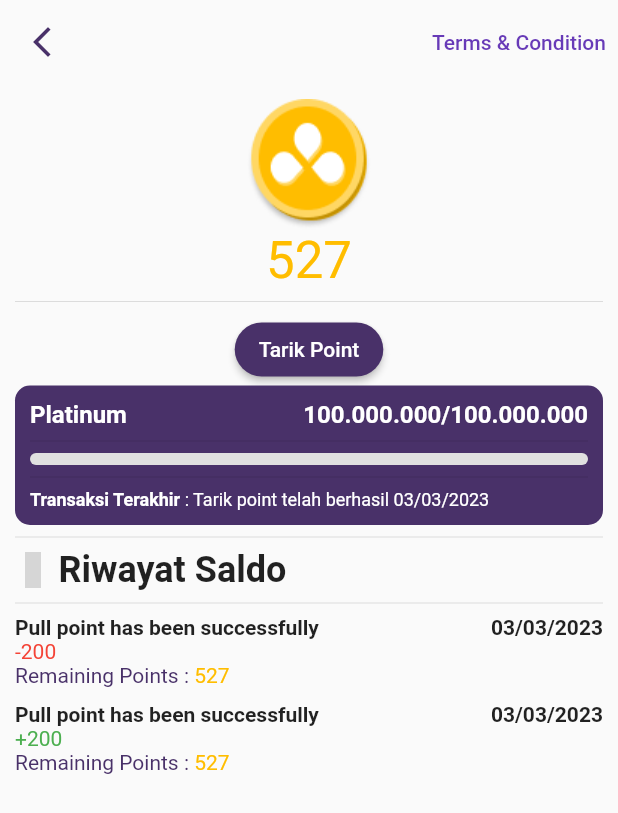
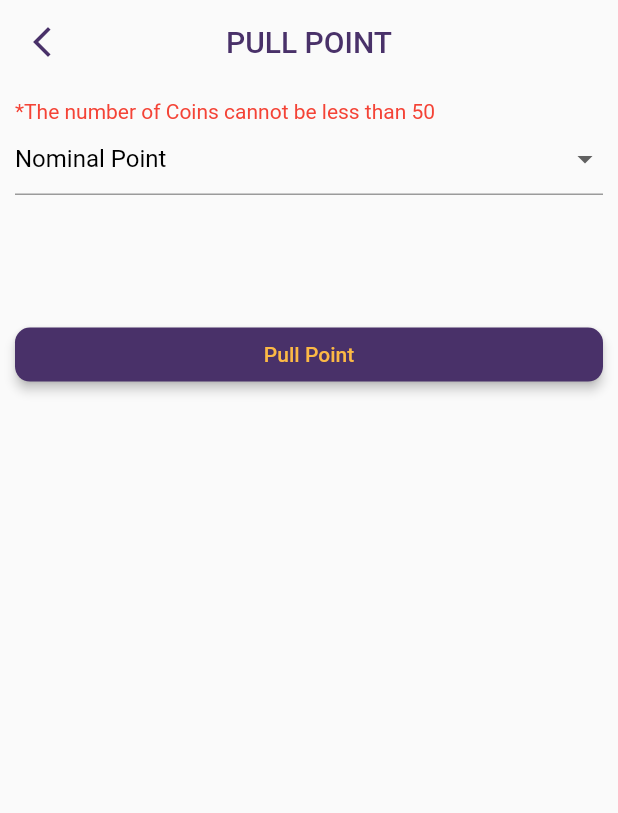
Before and after one commit to alifzr31/TriwarnaMember-Apps, a Flutter app: the PointPage screen opened by its route, after a tap on "Tarik Point", on a phone screen of 412 x 824 dp. Shown: the top 813 px of the screen. Run offline on Flutter 3.47's test engine with Material 2 defaults, Android fonts, the phone set to English and light mode, and no system bars; our stand-ins replace card_swiper, custom_navigation_bar, flutter_spinkit, get, icons_plus, image_picker and 2 more; accounts and stored records are empty; grey boxes are pictures that could not be loaded.

Commit message:
first commit

```diff
--- /dev/null
+++ b/lib/app/component/transparent_appbar.dart
@@ -0,0 +1,36 @@
+import 'package:flutter/material.dart';
+import 'package:get/get.dart';
+import 'package:member_apps/app/core/value.dart';
+
+class TransparentAppbar extends StatelessWidget with PreferredSizeWidget {
+  const TransparentAppbar({
+    Key? key,
+    required this.title,
+    required this.preferredSize,
+    this.action,
+  }) : super(key: key);
+
+  final String title;
+  final Size preferredSize;
+  final List<Widget>? action;
+
+  @override
+  Widget build(BuildContext context) {
+    return AppBar(
+      backgroundColor: Colors.transparent,
+      elevation: 0,
+      title: Text(
+        title,
+        style: const TextStyle(color: baseColor),
+      ),
+      centerTitle: true,
+      leading: IconButton(
+        onPressed: () {
+          Get.back();
+        },
+        icon: const Icon(Icons.arrow_back_ios_new, color: baseColor),
+      ),
+      actions: action,
+    );
+  }
+}
--- a/lib/app/modules/dashboard/widget/home.dart
+++ b/lib/app/modules/dashboard/widget/home.dart
@@ -181,6 +181,7 @@ class CarouselField extends StatelessWidget {
       ),
       child: InkWell(
         onTap: () {},
+        splashColor: Colors.black.withOpacity(0.5),
         child: Container(
           decoration: const BoxDecoration(
             image: DecorationImage(
--- /dev/null
+++ b/lib/app/modules/point/tarik_point/view.dart
@@ -0,0 +1,70 @@
+import 'package:flutter/material.dart';
+import 'package:get/get.dart';
+import 'package:member_apps/app/component/base_button.dart';
+import 'package:member_apps/app/component/base_dropdown.dart';
+import 'package:member_apps/app/component/base_text_input.dart';
+import 'package:member_apps/app/component/transparent_appbar.dart';
+
+class TarikPointPage extends StatelessWidget {
+  const TarikPointPage({super.key});
+
+  @override
+  Widget build(BuildContext context) {
+    return Scaffold(
+      appBar: TransparentAppbar(
+        title: 'PULL POINT',
+        preferredSize: Size.fromHeight(kToolbarHeight),
+      ),
+      body: Padding(
+        padding: const EdgeInsets.all(10),
+        child: Column(
+          crossAxisAlignment: CrossAxisAlignment.start,
+          children: [
+            const Text(
+              '*The number of Coins cannot be less than 50',
+              style: TextStyle(color: Colors.red),
+            ),
+            FormTarik(),
+          ],
+        ),
+      ),
+    );
+  }
+}
+
+class FormTarik extends StatelessWidget {
+  FormTarik({super.key});
+  final formKey = GlobalKey<FormState>();
+
+  final List<String> _items = [
+    'Option 1',
+    'Option 2',
+    'Option 3',
+  ];
+
+  @override
+  Widget build(BuildContext context) {
+    return Form(
+      key: formKey,
+      child: Column(
+        children: [
+          BaseDropdown(
+            label: 'Nominal Point',
+            items: _items.map((e) {
+              return DropdownMenuItem(value: e, child: Text(e));
+            }).toList(),
+            onChanged: (val) {},
+          ),
+          SizedBox(height: Get.height * 0.1),
+          SizedBox(
+            width: Get.width,
+            child: BaseButton(
+              text: 'Pull Point',
+              onPressed: () {},
+            ),
+          ),
+        ],
+      ),
+    );
+  }
+}
--- a/lib/app/modules/point/view.dart
+++ b/lib/app/modules/point/view.dart
@@ -2,6 +2,7 @@ import 'package:flutter/material.dart';
 import 'package:get/get.dart';
 import 'package:icons_plus/icons_plus.dart';
 import 'package:member_apps/app/component/point_text..dart';
+import 'package:member_apps/app/component/transparent_appbar.dart';
 import 'package:member_apps/app/component/white_text.dart';
 import 'package:member_apps/app/core/value.dart';
 
@@ -11,16 +12,10 @@ class PointPage extends StatelessWidget {
   @override
   Widget build(BuildContext context) {
     return Scaffold(
-      appBar: AppBar(
-        backgroundColor: Colors.transparent,
-        elevation: 0,
-        leading: IconButton(
-          onPressed: () {
-            Get.back();
-          },
-          icon: const Icon(Icons.arrow_back_ios_new, color: baseColor),
-        ),
-        actions: [
+      appBar: TransparentAppbar(
+        title: 'POINT',
+        preferredSize: Size.fromHeight(kToolbarHeight),
+        action: [
           Center(
             child: TextButton(
               onPressed: () {
@@ -120,7 +115,9 @@ class HeaderPoint extends StatelessWidget {
         PointText(text: '527', size: 34),
         const Divider(),
         ElevatedButton(
-          onPressed: () {},
+          onPressed: () {
+            Get.toNamed('/tarikpoint');
+          },
           style: ElevatedButton.styleFrom(
             backgroundColor: baseColor,
             shape: const StadiumBorder(),
--- a/lib/app/modules/profile/view.dart
+++ b/lib/app/modules/profile/view.dart
@@ -4,8 +4,8 @@ import 'package:image_picker/image_picker.dart';
 import 'package:member_apps/app/component/base_button.dart';
 import 'package:member_apps/app/component/base_dropdown.dart';
 import 'package:member_apps/app/component/base_text_input.dart';
+import 'package:member_apps/app/component/transparent_appbar.dart';
 import 'package:member_apps/app/component/white_text.dart';
-import 'package:member_apps/app/core/value.dart';
 
 class ProfilePage extends StatelessWidget {
   const ProfilePage({super.key});
@@ -13,20 +13,9 @@ class ProfilePage extends StatelessWidget {
   @override
   Widget build(BuildContext context) {
     return Scaffold(
-      appBar: AppBar(
-        backgroundColor: Colors.transparent,
-        elevation: 0,
-        title: const Text(
-          'PROFILE',
-          style: TextStyle(color: baseColor),
-        ),
-        centerTitle: true,
-        leading: IconButton(
-          onPressed: () {
-            Get.back();
-          },
-          icon: const Icon(Icons.arrow_back_ios_new, color: baseColor),
-        ),
+      appBar: TransparentAppbar(
+        title: 'PROFILE',
+        preferredSize: Size.fromHeight(kToolbarHeight),
       ),
       body: SingleChildScrollView(
         child: Padding(
--- a/lib/app/routes/pages.dart
+++ b/lib/app/routes/pages.dart
@@ -2,6 +2,7 @@ import 'package:get/get.dart';
 import 'package:member_apps/app/modules/dashboard/view.dart';
 import 'package:member_apps/app/modules/login/view.dart';
 import 'package:member_apps/app/modules/onboard/view.dart';
+import 'package:member_apps/app/modules/point/tarik_point/view.dart';
 import 'package:member_apps/app/modules/point/view.dart';
 import 'package:member_apps/app/modules/profile/view.dart';
 import 'package:member_apps/app/modules/register/view.dart';
@@ -45,5 +46,10 @@ abstract class AppPages {
       page: () => const ProfilePage(),
       transition: Transition.fadeIn,
     ),
+    GetPage(
+      name: Routes.tarikpoint,
+      page: () => const TarikPointPage(),
+      transition: Transition.size,
+    ),
   ];
 }
--- a/lib/app/routes/routes.dart
+++ b/lib/app/routes/routes.dart
@@ -6,4 +6,5 @@ class Routes {
   static const register = '/register';
   static const point = '/point';
   static const profile = '/profile';
+  static const tarikpoint = '/tarikpoint';
 }
```
